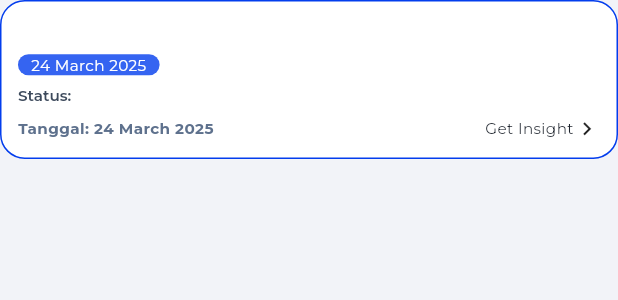
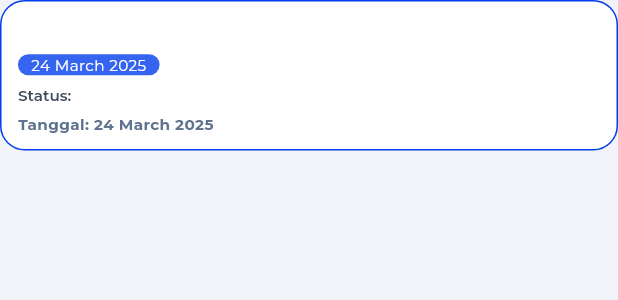
Before and after one commit to IW-15/mobile, a Flutter app: the CardEventRegistered widget shown alone on an empty page, opened directly with empty values, on a phone screen of 412 x 824 dp. Shown: the top 300 px of the screen. Run offline on Flutter 3.47's test engine with Material 3 defaults, Android fonts, the phone set to English and light mode, and no system bars; our stand-ins replace carousel_slider, cloud_firestore, dio, dotted_border, dropdown_button2, file_picker and 15 more; missing offline and left inert: flutter_portal; accounts and stored records are empty; network calls fail.

Commit message:
get insight

```diff
--- a/lib/app/presentation/partials/event/card_event_registered.dart
+++ b/lib/app/presentation/partials/event/card_event_registered.dart
@@ -85,7 +85,8 @@ class CardEventRegistered extends StatelessWidget {
                       "Tanggal: ${formatDate(data.date)}",
                       style: body6BTextStyle(color: ColorConstants.slate[500]),
                     ),
-                    Row(
+                    data.status == "accepted"
+                        ? Row(
                             children: [
                               Text(
                                 "Get Insight",
@@ -96,7 +97,8 @@ class CardEventRegistered extends StatelessWidget {
                                 size: 16.w,
                               ),
                             ],
-                    ),
+                          )
+                        : Container(),
                   ],
                 ),
               ],
```
Lines whose indentation alone changed are shown as unchanged.
